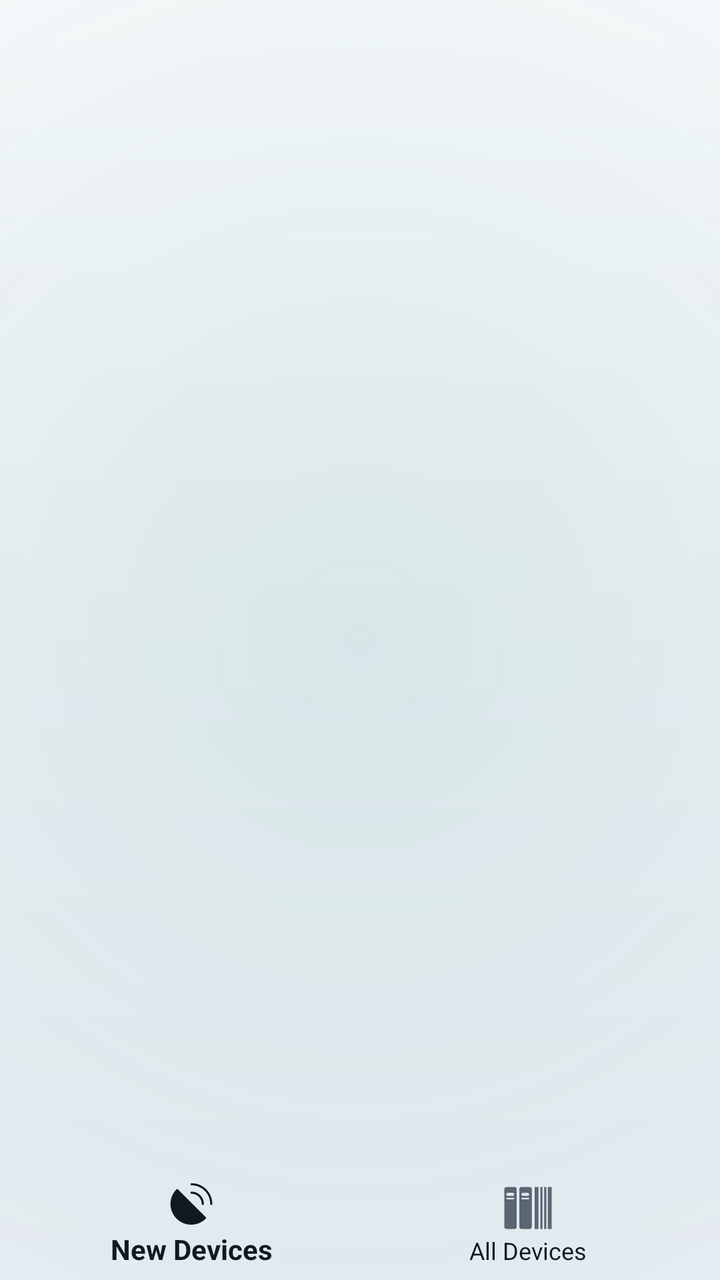
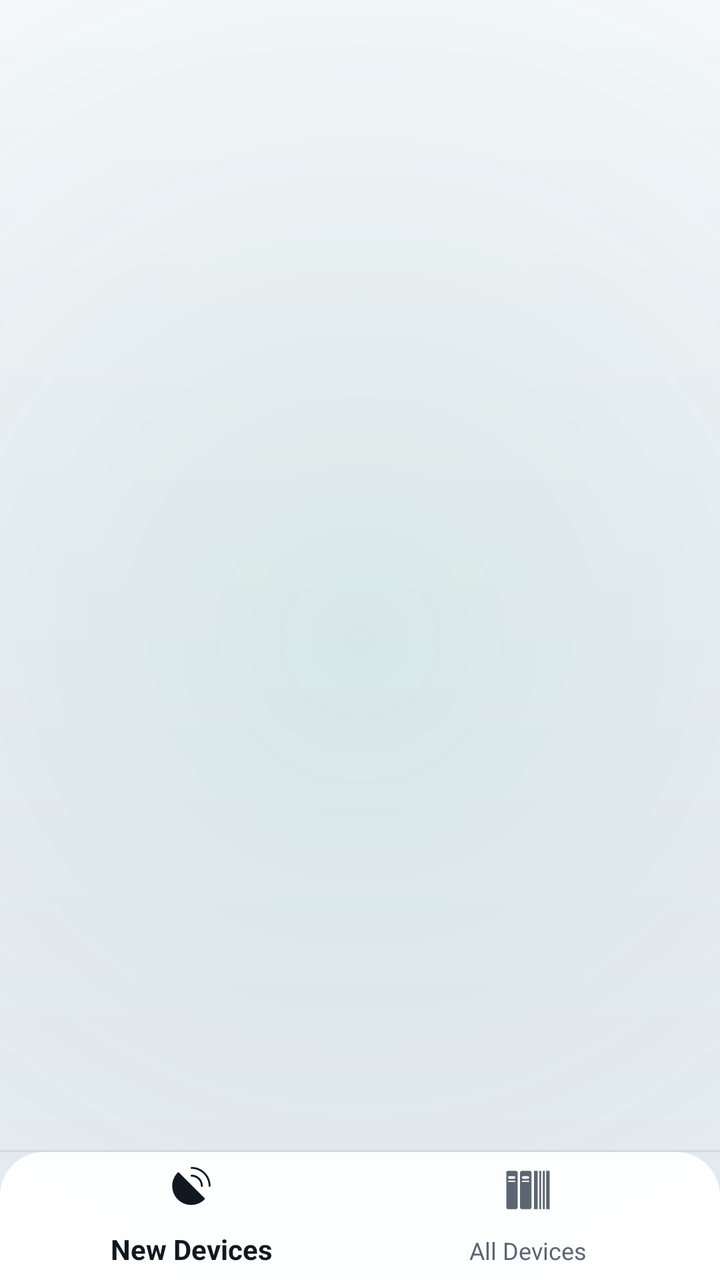

Two renders of the same Android screen: before a commit and after it. Below are the layout's source before the change and the commit's diff.
<!-- AndroidManifest.xml: application theme AppTheme -->
<!-- res/layout/act_device_connect.xml -->
<?xml version="1.0" encoding="utf-8"?>
<RelativeLayout xmlns:android="http://schemas.android.com/apk/res/android"
    xmlns:app="http://schemas.android.com/apk/res-auto"
    android:layout_width="match_parent"
    android:layout_height="match_parent"
    android:orientation="vertical">

    <com.google.android.material.bottomnavigation.BottomNavigationView
        android:id="@+id/bnvDeviceConnectSwitch"
        android:layout_width="match_parent"
        android:layout_height="wrap_content"
        android:layout_alignParentBottom="true"
        android:background="?android:selectableItemBackground"
        app:itemIconTint="@color/color_state_menu_navi_main"
        app:menu="@menu/activity_device_connect" />

    <androidx.viewpager.widget.ViewPager
        android:id="@+id/vpDeviceConnectPager"
        android:layout_width="match_parent"
        android:layout_height="wrap_content"
        android:layout_above="@id/bnvDeviceConnectSwitch" />

</RelativeLayout>
<!-- resources referenced by this layout -->
<resources>
  <style name="AppTheme" parent="Theme.AppCompat.DayNight.NoActionBar">
          
          <item name="colorPrimary">@color/colorPrimary</item>
          <item name="colorPrimaryDark">@color/colorPrimaryDark</item>
          <item name="colorAccent">@color/colorAccent</item>
          
          <item name="android:windowBackground">@drawable/bg_app_gradient</item>
          <item name="android:statusBarColor">@color/bg_top</item>
          <item name="android:navigationBarColor">@color/nav_solid</item>
          <item name="android:textColorPrimary">@color/text_primary</item>
          <item name="android:textColorSecondary">@color/text_secondary</item>
      </style>
  <color name="colorPrimary">@color/bg_top</color>
  <color name="colorPrimaryDark">@color/bg_top</color>
  <color name="colorAccent">@color/accent</color>
  <!-- drawable bg_app_gradient (drawable) -->
  <?xml version="1.0" encoding="utf-8"?>
  <layer-list xmlns:android="http://schemas.android.com/apk/res/android">
  
      
      <item>
          <shape android:shape="rectangle">
              <gradient
                  android:angle="270"
                  android:endColor="@color/bg_bottom"
                  android:startColor="@color/bg_top"
                  android:type="linear" />
          </shape>
      </item>
  
      
      <item>
          <shape android:shape="rectangle">
              <gradient
                  android:endColor="#00000000"
                  android:gradientRadius="420dp"
                  android:startColor="@color/glow"
                  android:type="radial" />
          </shape>
      </item>
  </layer-list>
  <color name="bg_top">#F7F9FB</color>
  <color name="nav_solid">#F7F9FB</color>
  <color name="text_primary">#111820</color>
  <color name="text_secondary">#5B6673</color>
  <color name="accent">#0E7C6B</color>
  <color name="bg_bottom">#E8EDF3</color>
  <color name="glow">#1A0E7C6B</color>
</resources>

<!-- the commit's change to res/layout/act_device_connect.xml (unified diff, before → after) -->
@@ -3,21 +3,32 @@
     xmlns:app="http://schemas.android.com/apk/res-auto"
     android:layout_width="match_parent"
     android:layout_height="match_parent"
-    android:orientation="vertical">
+    android:background="@drawable/bg_app_gradient">
+
+    <View
+        android:id="@+id/navHairline"
+        android:layout_width="match_parent"
+        android:layout_height="1dp"
+        android:layout_above="@id/bnvDeviceConnectSwitch"
+        android:background="@color/hairline" />
 
     <com.google.android.material.bottomnavigation.BottomNavigationView
         android:id="@+id/bnvDeviceConnectSwitch"
         android:layout_width="match_parent"
-        android:layout_height="wrap_content"
+        android:layout_height="64dp"
         android:layout_alignParentBottom="true"
-        android:background="?android:selectableItemBackground"
+        android:background="@drawable/bg_nav_glass"
+        app:elevation="0dp"
+        app:itemIconSize="22dp"
         app:itemIconTint="@color/color_state_menu_navi_main"
+        app:itemTextColor="@color/color_state_menu_navi_main"
+        app:labelVisibilityMode="labeled"
         app:menu="@menu/activity_device_connect" />
 
     <androidx.viewpager.widget.ViewPager
         android:id="@+id/vpDeviceConnectPager"
         android:layout_width="match_parent"
-        android:layout_height="wrap_content"
-        android:layout_above="@id/bnvDeviceConnectSwitch" />
+        android:layout_height="match_parent"
+        android:layout_above="@id/navHairline" />
 
 </RelativeLayout>
<!-- resource entries referenced after the edit -->
@@ -1,5 +1,6 @@
 <!-- resources referenced by this layout -->
 <resources>
+  <color name="hairline">#140B1522</color>
   <style name="AppTheme" parent="Theme.AppCompat.DayNight.NoActionBar">
           
           <item name="colorPrimary">@color/colorPrimary</item>
@@ -41,6 +42,16 @@
           </shape>
       </item>
   </layer-list>
+  <!-- drawable bg_nav_glass (drawable) -->
+  <?xml version="1.0" encoding="utf-8"?>
+  <shape xmlns:android="http://schemas.android.com/apk/res/android"
+      android:shape="rectangle">
+  
+      <solid android:color="@color/nav_bg" />
+      <corners
+          android:topLeftRadius="22dp"
+          android:topRightRadius="22dp" />
+  </shape>
   <color name="bg_top">#F7F9FB</color>
   <color name="nav_solid">#F7F9FB</color>
   <color name="text_primary">#111820</color>
@@ -48,5 +59,6 @@
   <color name="accent">#0E7C6B</color>
   <color name="bg_bottom">#E8EDF3</color>
   <color name="glow">#1A0E7C6B</color>
+  <color name="nav_bg">#F2FFFFFF</color>
 </resources>
 
